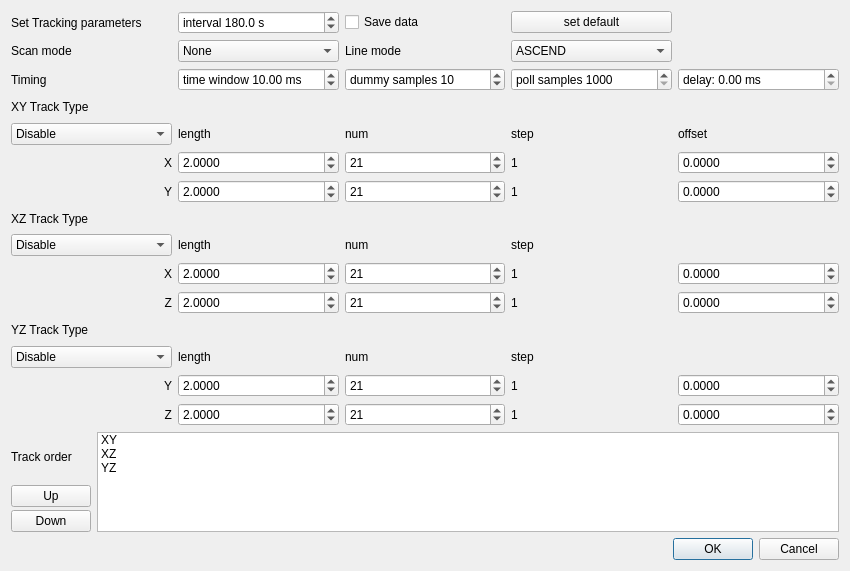
ToyotaCRDL/mahos, file mahos/gui/ui/trackDialog.ui: the form before one commit.
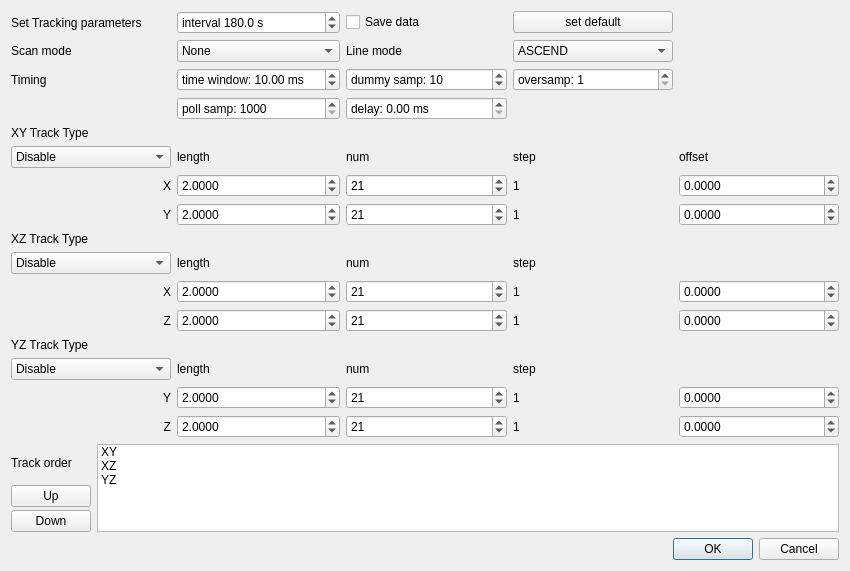
The form after the commit.

Commit message: gui/confocal: use oversample

Diff of the .ui file:
```diff
--- a/mahos/gui/ui/trackDialog.ui
+++ b/mahos/gui/ui/trackDialog.ui
@@ -16,28 +16,115 @@
   <layout class="QVBoxLayout" name="verticalLayout">
    <item>
     <layout class="QGridLayout" name="gridLayout">
-     <item row="4" column="1">
+     <item row="7" column="0">
+      <widget class="QLabel" name="yLabel">
+       <property name="text">
+        <string>Y</string>
+       </property>
+       <property name="alignment">
+        <set>Qt::AlignRight|Qt::AlignTrailing|Qt::AlignVCenter</set>
+       </property>
+      </widget>
+     </item>
+     <item row="12" column="0">
+      <widget class="QLabel" name="label_5">
+       <property name="text">
+        <string>YZ Track Type</string>
+       </property>
+      </widget>
+     </item>
+     <item row="0" column="2">
+      <widget class="QCheckBox" name="saveBox">
+       <property name="text">
+        <string>Save data</string>
+       </property>
+      </widget>
+     </item>
+     <item row="11" column="1">
+      <widget class="QDoubleSpinBox" name="xzzlenBox">
+       <property name="decimals">
+        <number>4</number>
+       </property>
+       <property name="minimum">
+        <double>0.100000000000000</double>
+       </property>
+       <property name="value">
+        <double>2.000000000000000</double>
+       </property>
+      </widget>
+     </item>
+     <item row="5" column="1">
       <widget class="QLabel" name="lenLabel">
        <property name="text">
         <string>length</string>
        </property>
       </widget>
      </item>
-     <item row="4" column="4">
+     <item row="5" column="4">
       <widget class="QLabel" name="label_12">
        <property name="text">
         <string>offset</string>
        </property>
       </widget>
      </item>
-     <item row="8" column="2">
-      <widget class="QLabel" name="numLabel_2">
+     <item row="15" column="2">
+      <widget class="QSpinBox" name="yzznumBox">
+       <property name="minimum">
+        <number>2</number>
+       </property>
+       <property name="maximum">
+        <number>9999</number>
+       </property>
+       <property name="value">
+        <number>21</number>
+       </property>
+      </widget>
+     </item>
+     <item row="9" column="1">
+      <widget class="QLabel" name="lenLabel_2">
        <property name="text">
-        <string>num</string>
+        <string>length</string>
        </property>
       </widget>
      </item>
-     <item row="5" column="1">
+     <item row="6" column="0">
+      <widget class="QLabel" name="xLabel">
+       <property name="text">
+        <string>X</string>
+       </property>
+       <property name="alignment">
+        <set>Qt::AlignRight|Qt::AlignTrailing|Qt::AlignVCenter</set>
+       </property>
+      </widget>
+     </item>
+     <item row="0" column="3">
+      <widget class="QPushButton" name="defaultButton">
+       <property name="text">
+        <string>set default</string>
+       </property>
+      </widget>
+     </item>
+     <item row="13" column="1">
+      <widget class="QLabel" name="lenLabel_3">
+       <property name="text">
+        <string>length</string>
+       </property>
+      </widget>
+     </item>
+     <item row="14" column="2">
+      <widget class="QSpinBox" name="yzynumBox">
+       <property name="minimum">
+        <number>2</number>
+       </property>
+       <property name="maximum">
+        <number>9999</number>
+       </property>
+       <property name="value">
+        <number>21</number>
+       </property>
+      </widget>
+     </item>
+     <item row="6" column="1">
       <widget class="QDoubleSpinBox" name="xyxlenBox">
        <property name="decimals">
         <number>4</number>
@@ -50,24 +137,15 @@
        </property>
       </widget>
      </item>
-     <item row="10" column="4">
-      <widget class="QDoubleSpinBox" name="xzzoffsetBox">
-       <property name="decimals">
-        <number>4</number>
-       </property>
-       <property name="minimum">
-        <double>-10.000000000000000</double>
-       </property>
-       <property name="maximum">
-        <double>10.000000000000000</double>
-       </property>
-       <property name="singleStep">
-        <double>0.010000000000000</double>
+     <item row="1" column="2">
+      <widget class="QLabel" name="label_11">
+       <property name="text">
+        <string>Line mode</string>
        </property>
       </widget>
      </item>
-     <item row="14" column="1">
-      <widget class="QDoubleSpinBox" name="yzzlenBox">
+     <item row="10" column="1">
+      <widget class="QDoubleSpinBox" name="xzxlenBox">
        <property name="decimals">
         <number>4</number>
        </property>
@@ -79,20 +157,6 @@
        </property>
       </widget>
      </item>
-     <item row="9" column="3">
-      <widget class="QLabel" name="xzxstepLabel">
-       <property name="text">
-        <string>1</string>
-       </property>
-      </widget>
-     </item>
-     <item row="4" column="3">
-      <widget class="QLabel" name="stepLabel">
-       <property name="text">
-        <string>step</string>
-       </property>
-      </widget>
-     </item>
      <item row="1" column="3">
       <widget class="QComboBox" name="linemodeBox">
        <item>
@@ -112,14 +176,44 @@
        </item>
       </widget>
      </item>
-     <item row="4" column="2">
-      <widget class="QLabel" name="numLabel">
-       <property name="text">
-        <string>num</string>
-       </property>
-      </widget>
-     </item>
      <item row="8" column="0">
+      <widget class="QLabel" name="label_4">
+       <property name="text">
+        <string>XZ Track Type</string>
+       </property>
+      </widget>
+     </item>
+     <item row="13" column="2">
+      <widget class="QLabel" name="numLabel_3">
+       <property name="text">
+        <string>num</string>
+       </property>
+      </widget>
+     </item>
+     <item row="2" column="0">
+      <widget class="QLabel" name="label_9">
+       <property name="text">
+        <string>Timing</string>
+       </property>
+      </widget>
+     </item>
+     <item row="15" column="4">
+      <widget class="QDoubleSpinBox" name="yzzoffsetBox">
+       <property name="decimals">
+        <number>4</number>
+       </property>
+       <property name="minimum">
+        <double>-10.000000000000000</double>
+       </property>
+       <property name="maximum">
+        <double>10.000000000000000</double>
+       </property>
+       <property name="singleStep">
+        <double>0.010000000000000</double>
+       </property>
+      </widget>
+     </item>
+     <item row="9" column="0">
       <widget class="QComboBox" name="xzmodeBox">
        <item>
         <property name="text">
@@ -163,6 +257,221 @@
        </item>
       </widget>
      </item>
+     <item row="5" column="0">
+      <widget class="QComboBox" name="xymodeBox">
+       <item>
+        <property name="text">
+         <string>Disable</string>
+        </property>
+       </item>
+       <item>
+        <property name="text">
+         <string>Phase Only Correlation</string>
+        </property>
+       </item>
+       <item>
+        <property name="text">
+         <string>2D Gaussian</string>
+        </property>
+       </item>
+       <item>
+        <property name="text">
+         <string>1D Gaussian (X)</string>
+        </property>
+       </item>
+       <item>
+        <property name="text">
+         <string>1D Gaussian (Y)</string>
+        </property>
+       </item>
+       <item>
+        <property name="text">
+         <string>Maximum pixel</string>
+        </property>
+       </item>
+       <item>
+        <property name="text">
+         <string>1D Maximum (X)</string>
+        </property>
+       </item>
+       <item>
+        <property name="text">
+         <string>1D Maximum (Y)</string>
+        </property>
+       </item>
+      </widget>
+     </item>
+     <item row="10" column="2">
+      <widget class="QSpinBox" name="xzxnumBox">
+       <property name="minimum">
+        <number>2</number>
+       </property>
+       <property name="maximum">
+        <number>9999</number>
+       </property>
+       <property name="value">
+        <number>21</number>
+       </property>
+      </widget>
+     </item>
+     <item row="5" column="3">
+      <widget class="QLabel" name="stepLabel">
+       <property name="text">
+        <string>step</string>
+       </property>
+      </widget>
+     </item>
+     <item row="6" column="3">
+      <widget class="QLabel" name="xyxstepLabel">
+       <property name="text">
+        <string>1</string>
+       </property>
+      </widget>
+     </item>
+     <item row="14" column="1">
+      <widget class="QDoubleSpinBox" name="yzylenBox">
+       <property name="decimals">
+        <number>4</number>
+       </property>
+       <property name="minimum">
+        <double>0.100000000000000</double>
+       </property>
+       <property name="value">
+        <double>2.000000000000000</double>
+       </property>
+      </widget>
+     </item>
+     <item row="4" column="0">
+      <widget class="QLabel" name="label_3">
+       <property name="text">
+        <string>XY Track Type</string>
+       </property>
+      </widget>
+     </item>
+     <item row="13" column="3">
+      <widget class="QLabel" name="stepLabel_3">
+       <property name="text">
+        <string>step</string>
+       </property>
+      </widget>
+     </item>
+     <item row="11" column="3">
+      <widget class="QLabel" name="xzzstepLabel">
+       <property name="text">
+        <string>1</string>
+       </property>
+      </widget>
+     </item>
+     <item row="11" column="0">
+      <widget class="QLabel" name="label_2">
+       <property name="text">
+        <string>Z</string>
+       </property>
+       <property name="alignment">
+        <set>Qt::AlignRight|Qt::AlignTrailing|Qt::AlignVCenter</set>
+       </property>
+      </widget>
+     </item>
+     <item row="6" column="2">
+      <widget class="QSpinBox" name="xyxnumBox">
+       <property name="minimum">
+        <number>2</number>
+       </property>
+       <property name="maximum">
+        <number>9999</number>
+       </property>
+       <property name="value">
+        <number>21</number>
+       </property>
+      </widget>
+     </item>
+     <item row="5" column="2">
+      <widget class="QLabel" name="numLabel">
+       <property name="text">
+        <string>num</string>
+       </property>
+      </widget>
+     </item>
+     <item row="10" column="4">
+      <widget class="QDoubleSpinBox" name="xzxoffsetBox">
+       <property name="decimals">
+        <number>4</number>
+       </property>
+       <property name="minimum">
+        <double>-10.000000000000000</double>
+       </property>
+       <property name="maximum">
+        <double>10.000000000000000</double>
+       </property>
+       <property name="singleStep">
+        <double>0.010000000000000</double>
+       </property>
+      </widget>
+     </item>
+     <item row="7" column="1">
+      <widget class="QDoubleSpinBox" name="xyylenBox">
+       <property name="decimals">
+        <number>4</number>
+       </property>
+       <property name="minimum">
+        <double>0.100000000000000</double>
+       </property>
+       <property name="value">
+        <double>2.000000000000000</double>
+       </property>
+      </widget>
+     </item>
+     <item row="13" column="0">
+      <widget class="QComboBox" name="yzmodeBox">
+       <item>
+        <property name="text">
+         <string>Disable</string>
+        </property>
+       </item>
+       <item>
+        <property name="text">
+         <string>Phase Only Correlation</string>
+        </property>
+       </item>
+       <item>
+        <property name="text">
+         <string>2D Gaussian</string>
+        </property>
+       </item>
+       <item>
+        <property name="text">
+         <string>1D Gaussian (Y)</string>
+        </property>
+       </item>
+       <item>
+        <property name="text">
+         <string>1D Gaussian (Z)</string>
+        </property>
+       </item>
+       <item>
+        <property name="text">
+         <string>Maximum pixel</string>
+        </property>
+       </item>
+       <item>
+        <property name="text">
+         <string>1D Maximum (Y)</string>
+        </property>
+       </item>
+       <item>
+        <property name="text">
+         <string>1D Maximum (Z)</string>
+        </property>
+       </item>
+      </widget>
+     </item>
+     <item row="1" column="0">
+      <widget class="QLabel" name="label_10">
+       <property name="text">
+        <string>Scan mode</string>
+       </property>
+      </widget>
+     </item>
      <item row="1" column="1">
       <widget class="QComboBox" name="modeBox">
        <item>
@@ -172,6 +481,154 @@
        </item>
       </widget>
      </item>
+     <item row="9" column="3">
+      <widget class="QLabel" name="stepLabel_2">
+       <property name="text">
+        <string>step</string>
+       </property>
+      </widget>
+     </item>
+     <item row="7" column="4">
+      <widget class="QDoubleSpinBox" name="xyyoffsetBox">
+       <property name="decimals">
+        <number>4</number>
+       </property>
+       <property name="minimum">
+        <double>-10.000000000000000</double>
+       </property>
+       <property name="maximum">
+        <double>10.000000000000000</double>
+       </property>
+       <property name="singleStep">
+        <double>0.010000000000000</double>
+       </property>
+      </widget>
+     </item>
+     <item row="7" column="3">
+      <widget class="QLabel" name="xyystepLabel">
+       <property name="text">
+        <string>1</string>
+       </property>
+      </widget>
+     </item>
+     <item row="10" column="0">
+      <widget class="QLabel" name="label">
+       <property name="text">
+        <string>X</string>
+       </property>
+       <property name="alignment">
+        <set>Qt::AlignRight|Qt::AlignTrailing|Qt::AlignVCenter</set>
+       </property>
+      </widget>
+     </item>
+     <item row="15" column="0">
+      <widget class="QLabel" name="label_7">
+       <property name="text">
+        <string>Z</string>
+       </property>
+       <property name="alignment">
+        <set>Qt::AlignRight|Qt::AlignTrailing|Qt::AlignVCenter</set>
+       </property>
+      </widget>
+     </item>
+     <item row="7" column="2">
+      <widget class="QSpinBox" name="xyynumBox">
+       <property name="minimum">
+        <number>2</number>
+       </property>
+       <property name="maximum">
+        <number>9999</number>
+       </property>
+       <property name="value">
+        <number>21</number>
+       </property>
+      </widget>
+     </item>
+     <item row="14" column="0">
+      <widget class="QLabel" name="label_6">
+       <property name="text">
+        <string>Y</string>
+       </property>
+       <property name="alignment">
+        <set>Qt::AlignRight|Qt::AlignTrailing|Qt::AlignVCenter</set>
+       </property>
+      </widget>
+     </item>
+     <item row="11" column="4">
+      <widget class="QDoubleSpinBox" name="xzzoffsetBox">
+       <property name="decimals">
+        <number>4</number>
+       </property>
+       <property name="minimum">
+        <double>-10.000000000000000</double>
+       </property>
+       <property name="maximum">
+        <double>10.000000000000000</double>
+       </property>
+       <property name="singleStep">
+        <double>0.010000000000000</double>
+       </property>
+      </widget>
+     </item>
+     <item row="6" column="4">
+      <widget class="QDoubleSpinBox" name="xyxoffsetBox">
+       <property name="decimals">
+        <number>4</number>
+       </property>
+       <property name="minimum">
+        <double>-10.000000000000000</double>
+       </property>
+       <property name="maximum">
+        <double>10.000000000000000</double>
+       </property>
+       <property name="singleStep">
+        <double>0.010000000000000</double>
+       </property>
+      </widget>
+     </item>
+     <item row="14" column="4">
+      <widget class="QDoubleSpinBox" name="yzyoffsetBox">
+       <property name="decimals">
+        <number>4</number>
+       </property>
+       <property name="minimum">
+        <double>-10.000000000000000</double>
+       </property>
+       <property name="maximum">
+        <double>10.000000000000000</double>
+       </property>
+       <property name="singleStep">
+        <double>0.010000000000000</double>
+       </property>
+      </widget>
+     </item>
+     <item row="11" column="2">
+      <widget class="QSpinBox" name="xzznumBox">
+       <property name="minimum">
+        <number>2</number>
+       </property>
+       <property name="maximum">
+        <number>9999</number>
+       </property>
+       <property name="value">
+        <number>21</number>
+       </property>
+      </widget>
+     </item>
+     <item row="14" column="3">
+      <widget class="QLabel" name="yzystepLabel">
+       <property name="text">
+        <string>1</string>
+       </property>
+      </widget>
+     </item>
+     <item row="9" column="2">
+      <widget class="QLabel" name="numLabel_2">
+       <property name="text">
+        <string>num</string>
+       </property>
+      </widget>
+     </item>
      <item row="0" column="1">
       <widget class="QDoubleSpinBox" name="intervalBox">
        <property name="prefix">
@@ -194,66 +651,10 @@
        </property>
       </widget>
      </item>
-     <item row="5" column="4">
-      <widget class="QDoubleSpinBox" name="xyxoffsetBox">
-       <property name="decimals">
-        <number>4</number>
-       </property>
-       <property name="minimum">
-        <double>-10.000000000000000</double>
-       </property>
-       <property name="maximum">
-        <double>10.000000000000000</double>
-       </property>
-       <property name="singleStep">
-        <double>0.010000000000000</double>
-       </property>
-      </widget>
-     </item>
-     <item row="9" column="4">
-      <widget class="QDoubleSpinBox" name="xzxoffsetBox">
-       <property name="decimals">
-        <number>4</number>
-       </property>
-       <property name="minimum">
-        <double>-10.000000000000000</double>
-       </property>
-       <property name="maximum">
-        <double>10.000000000000000</double>
-       </property>
-       <property name="singleStep">
-        <double>0.010000000000000</double>
-       </property>
-      </widget>
-     </item>
-     <item row="5" column="0">
-      <widget class="QLabel" name="xLabel">
-       <property name="text">
-        <string>X</string>
-       </property>
-       <property name="alignment">
-        <set>Qt::AlignRight|Qt::AlignTrailing|Qt::AlignVCenter</set>
-       </property>
-      </widget>
-     </item>
-     <item row="8" column="3">
-      <widget class="QLabel" name="stepLabel_2">
-       <property name="text">
-        <string>step</string>
-       </property>
-      </widget>
-     </item>
-     <item row="7" column="0">
-      <widget class="QLabel" name="label_4">
-       <property name="text">
-        <string>XZ Track Type</string>
-       </property>
-      </widget>
-     </item>
      <item row="2" column="2">
       <widget class="QSpinBox" name="dummysampleBox">
        <property name="prefix">
-        <string>dummy samples </string>
+        <string>dummy samp: </string>
        </property>
        <property name="minimum">
         <number>1</number>
@@ -266,13 +667,49 @@
        </property>
       </widget>
      </item>
-     <item row="14" column="0">
-      <widget class="QLabel" name="label_7">
+     <item row="15" column="3">
+      <widget class="QLabel" name="yzzstepLabel">
        <property name="text">
-        <string>Z</string>
+        <string>1</string>
        </property>
-       <property name="alignment">
-        <set>Qt::AlignRight|Qt::AlignTrailing|Qt::AlignVCenter</set>
+      </widget>
+     </item>
+     <item row="10" column="3">
+      <widget class="QLabel" name="xzxstepLabel">
+       <property name="text">
+        <string>1</string>
+       </property>
+      </widget>
+     </item>
+     <item row="15" column="1">
+      <widget class="QDoubleSpinBox" name="yzzlenBox">
+       <property name="decimals">
+        <number>4</number>
+       </property>
+       <property name="minimum">
+        <double>0.100000000000000</double>
+       </property>
+       <property name="value">
+        <double>2.000000000000000</double>
+       </property>
+      </widget>
+     </item>
+     <item row="2" column="1">
+      <widget class="QDoubleSpinBox" name="timeBox">
+       <property name="prefix">
+        <string>time window: </string>
+       </property>
+       <property name="suffix">
+        <string> ms</string>
+       </property>
+       <property name="minimum">
+        <double>0.100000000000000</double>
+       </property>
+       <property name="maximum">
+        <double>1000.000000000000000</double>
+       </property>
+       <property name="value">
+        <double>10.000000000000000</double>
        </property>
       </widget>
      </item>
@@ -283,76 +720,13 @@
        </property>
       </widget>
      </item>
-     <item row="5" column="3">
-      <widget class="QLabel" name="xyxstepLabel">
-       <property name="text">
-        <string>1</string>
-       </property>
-      </widget>
-     </item>
-     <item row="13" column="4">
-      <widget class="QDoubleSpinBox" name="yzyoffsetBox">
-       <property name="decimals">
-        <number>4</number>
-       </property>
-       <property name="minimum">
-        <double>-10.000000000000000</double>
-       </property>
-       <property name="maximum">
-        <double>10.000000000000000</double>
-       </property>
-       <property name="singleStep">
-        <double>0.010000000000000</double>
-       </property>
-      </widget>
-     </item>
-     <item row="0" column="2">
-      <widget class="QCheckBox" name="saveBox">
-       <property name="text">
-        <string>Save data</string>
-       </property>
-      </widget>
-     </item>
-     <item row="13" column="2">
-      <widget class="QSpinBox" name="yzynumBox">
-       <property name="minimum">
-        <number>2</number>
-       </property>
-       <property name="maximum">
-        <number>9999</number>
-       </property>
-       <property name="value">
-        <number>21</number>
-       </property>
-      </widget>
-     </item>
-     <item row="9" column="2">
-      <widget class="QSpinBox" name="xzxnumBox">
-       <property name="minimum">
-        <number>2</number>
-       </property>
-       <property name="maximum">
-        <number>9999</number>
-       </property>
-       <property name="value">
-        <number>21</number>
-       </property>
-      </widget>
-     </item>
-     <item row="0" column="3">
-      <widget class="QPushButton" name="defaultButton">
-       <property name="text">
-        <string>set default</string>
-       </property>
-      </widget>
-     </item>
-     <item row="2" column="3">
+     <item row="3" column="1">
       <widget class="QSpinBox" name="pollsampleBox">
        <property name="suffix">
         <string/>
        </property>
        <property name="prefix">
-        <string>poll samples </string>
+        <string>poll samp: </string>
        </property>
        <property name="minimum">
         <number>1000</number>
@@ -365,267 +739,7 @@
        </property>
       </widget>
      </item>
-     <item row="9" column="1">
-      <widget class="QDoubleSpinBox" name="xzxlenBox">
-       <property name="decimals">
-        <number>4</number>
-       </property>
-       <property name="minimum">
-        <double>0.100000000000000</double>
-       </property>
-       <property name="value">
-        <double>2.000000000000000</double>
-       </property>
-      </widget>
-     </item>
-     <item row="10" column="0">
-      <widget class="QLabel" name="label_2">
-       <property name="text">
-        <string>Z</string>
-       </property>
-       <property name="alignment">
-        <set>Qt::AlignRight|Qt::AlignTrailing|Qt::AlignVCenter</set>
-       </property>
-      </widget>
-     </item>
-     <item row="12" column="2">
-      <widget class="QLabel" name="numLabel_3">
-       <property name="text">
-        <string>num</string>
-       </property>
-      </widget>
-     </item>
-     <item row="6" column="2">
-      <widget class="QSpinBox" name="xyynumBox">
-       <property name="minimum">
-        <number>2</number>
-       </property>
-       <property name="maximum">
-        <number>9999</number>
-       </property>
-       <property name="value">
-        <number>21</number>
-       </property>
-      </widget>
-     </item>
-     <item row="1" column="0">
-      <widget class="QLabel" name="label_10">
-       <property name="text">
-        <string>Scan mode</string>
-       </property>
-      </widget>
-     </item>
-     <item row="6" column="4">
-      <widget class="QDoubleSpinBox" name="xyyoffsetBox">
-       <property name="decimals">
-        <number>4</number>
-       </property>
-       <property name="minimum">
-        <double>-10.000000000000000</double>
-       </property>
-       <property name="maximum">
-        <double>10.000000000000000</double>
-       </property>
-       <property name="singleStep">
-        <double>0.010000000000000</double>
-       </property>
-      </widget>
-     </item>
-     <item row="11" column="0">
-      <widget class="QLabel" name="label_5">
-       <property name="text">
-        <string>YZ Track Type</string>
-       </property>
-      </widget>
-     </item>
-     <item row="6" column="3">
-      <widget class="QLabel" name="xyystepLabel">
-       <property name="text">
-        <string>1</string>
-       </property>
-      </widget>
-     </item>
-     <item row="13" column="0">
-      <widget class="QLabel" name="label_6">
-       <property name="text">
-        <string>Y</string>
-       </property>
-       <property name="alignment">
-        <set>Qt::AlignRight|Qt::AlignTrailing|Qt::AlignVCenter</set>
-       </property>
-      </widget>
-     </item>
-     <item row="2" column="0">
-      <widget class="QLabel" name="label_9">
-       <property name="text">
-        <string>Timing</string>
-       </property>
-      </widget>
-     </item>
-     <item row="14" column="4">
-      <widget class="QDoubleSpinBox" name="yzzoffsetBox">
-       <property name="decimals">
-        <number>4</number>
-       </property>
-       <property name="minimum">
-        <double>-10.000000000000000</double>
-       </property>
-       <property name="maximum">
-        <double>10.000000000000000</double>
-       </property>
-       <property name="singleStep">
-        <double>0.010000000000000</double>
-       </property>
-      </widget>
-     </item>
-     <item row="10" column="1">
-      <widget class="QDoubleSpinBox" name="xzzlenBox">
-       <property name="decimals">
-        <number>4</number>
-       </property>
-       <property name="minimum">
-        <double>0.100000000000000</double>
-       </property>
-       <property name="value">
-        <double>2.000000000000000</double>
-       </property>
-      </widget>
-     </item>
-     <item row="13" column="1">
-      <widget class="QDoubleSpinBox" name="yzylenBox">
-       <property name="decimals">
-        <number>4</number>
-       </property>
-       <property name="minimum">
-        <double>0.100000000000000</double>
-       </property>
-       <property name="value">
-        <double>2.000000000000000</double>
-       </property>
-      </widget>
-     </item>
-     <item row="12" column="0">
-      <widget class="QComboBox" name="yzmodeBox">
-       <item>
-        <property name="text">
-         <string>Disable</string>
-        </property>
-       </item>
-       <item>
-        <property name="text">
-         <string>Phase Only Correlation</string>
-        </property>
-       </item>
-       <item>
-        <property name="text">
-         <string>2D Gaussian</string>
-        </property>
-       </item>
-       <item>
-        <property name="text">
-         <string>1D Gaussian (Y)</string>
-        </property>
-       </item>
-       <item>
-        <property name="text">
-         <string>1D Gaussian (Z)</string>
-        </property>
-       </item>
-       <item>
-        <property name="text">
-         <string>Maximum pixel</string>
-        </property>
-       </item>
-       <item>
-        <property name="text">
-         <string>1D Maximum (Y)</string>
-        </property>
-       </item>
-       <item>
-        <property name="text">
-         <string>1D Maximum (Z)</string>
-        </property>
-       </item>
-      </widget>
-     </item>
-     <item row="6" column="1">
-      <widget class="QDoubleSpinBox" name="xyylenBox">
-       <property name="decimals">
-        <number>4</number>
-       </property>
-       <property name="minimum">
-        <double>0.100000000000000</double>
-       </property>
-       <property name="value">
-        <double>2.000000000000000</double>
-       </property>
-      </widget>
-     </item>
-     <item row="6" column="0">
-      <widget class="QLabel" name="yLabel">
-       <property name="text">
-        <string>Y</string>
-       </property>
-       <property name="alignment">
-        <set>Qt::AlignRight|Qt::AlignTrailing|Qt::AlignVCenter</set>
-       </property>
-      </widget>
-     </item>
-     <item row="10" column="2">
-      <widget class="QSpinBox" name="xzznumBox">
-       <property name="minimum">
-        <number>2</number>
-       </property>
-       <property name="maximum">
-        <number>9999</number>
-       </property>
-       <property name="value">
-        <number>21</number>
-       </property>
-      </widget>
-     </item>
-     <item row="13" column="3">
-      <widget class="QLabel" name="yzystepLabel">
-       <property name="text">
-        <string>1</string>
-       </property>
-      </widget>
-     </item>
-     <item row="3" column="0">
-      <widget class="QLabel" name="label_3">
-       <property name="text">
-        <string>XY Track Type</string>
-       </property>
-      </widget>
-     </item>
-     <item row="14" column="3">
-      <widget class="QLabel" name="yzzstepLabel">
-       <property name="text">
-        <string>1</string>
-       </property>
-      </widget>
-     </item>
-     <item row="1" column="2">
-      <widget class="QLabel" name="label_11">
-       <property name="text">
-        <string>Line mode</string>
-       </property>
-      </widget>
-     </item>
-     <item row="5" column="2">
-      <widget class="QSpinBox" name="xyxnumBox">
-       <property name="minimum">
-        <number>2</number>
-       </property>
-       <property name="maximum">
-        <number>9999</number>
-       </property>
-       <property name="value">
-        <number>21</number>
-       </property>
-      </widget>
-     </item>
-     <item row="2" column="4">
+     <item row="3" column="2">
       <widget class="QDoubleSpinBox" name="delayBox">
        <property name="prefix">
         <string>delay: </string>
@@ -635,117 +749,16 @@
        </property>
       </widget>
      </item>
-     <item row="4" column="0">
-      <widget class="QComboBox" name="xymodeBox">
-       <item>
-        <property name="text">
-         <string>Disable</string>
-        </property>
-       </item>
-       <item>
-        <property name="text">
-         <string>Phase Only Correlation</string>
-        </property>
-       </item>
-       <item>
-        <property name="text">
-         <string>2D Gaussian</string>
-        </property>
-       </item>
-       <item>
-        <property name="text">
-         <string>1D Gaussian (X)</string>
-        </property>
-       </item>
-       <item>
-        <property name="text">
-         <string>1D Gaussian (Y)</string>
-        </property>
-       </item>
-       <item>
-        <property name="text">
-         <string>Maximum pixel</string>
-        </property>
-       </item>
-       <item>
-        <property name="text">
-         <string>1D Maximum (X)</string>
-        </property>
-       </item>
-       <item>
-        <property name="text">
-         <string>1D Maximum (Y)</string>
-        </property>
-       </item>
-      </widget>
-     </item>
-     <item row="14" column="2">
-      <widget class="QSpinBox" name="yzznumBox">
-       <property name="minimum">
-        <number>2</number>
-       </property>
-       <property name="maximum">
-        <number>9999</number>
-       </property>
-       <property name="value">
-        <number>21</number>
-       </property>
-      </widget>
-     </item>
-     <item row="9" column="0">
-      <widget class="QLabel" name="label">
-       <property name="text">
-        <string>X</string>
-       </property>
-       <property name="alignment">
-        <set>Qt::AlignRight|Qt::AlignTrailing|Qt::AlignVCenter</set>
-       </property>
-      </widget>
-     </item>
-     <item row="12" column="3">
-      <widget class="QLabel" name="stepLabel_3">
-       <property name="text">
-        <string>step</string>
-       </property>
-      </widget>
-     </item>
-     <item row="8" column="1">
-      <widget class="QLabel" name="lenLabel_2">
-       <property name="text">
-        <string>length</string>
-       </property>
-      </widget>
-     </item>
-     <item row="10" column="3">
-      <widget class="QLabel" name="xzzstepLabel">
-       <property name="text">
-        <string>1</string>
-       </property>
-      </widget>
-     </item>
-     <item row="2" column="1">
-      <widget class="QDoubleSpinBox" name="timeBox">
+     <item row="2" column="3">
+      <widget class="QSpinBox" name="oversampleBox">
        <property name="prefix">
-        <string>time window </string>
-       </property>
-       <property name="suffix">
-        <string> ms</string>
+        <string>oversamp: </string>
        </property>
        <property name="minimum">
-        <double>0.100000000000000</double>
+        <number>1</number>
        </property>
        <property name="maximum">
-        <double>1000.000000000000000</double>
-       </property>
-       <property name="value">
-        <double>10.000000000000000</double>
-       </property>
-      </widget>
-     </item>
-     <item row="12" column="1">
-      <widget class="QLabel" name="lenLabel_3">
-       <property name="text">
-        <string>length</string>
+        <number>1000</number>
        </property>
       </widget>
      </item>
```
Left out of the diff: 7 changed lines with no effect on the pictures. The commit also changes 4 other files.
